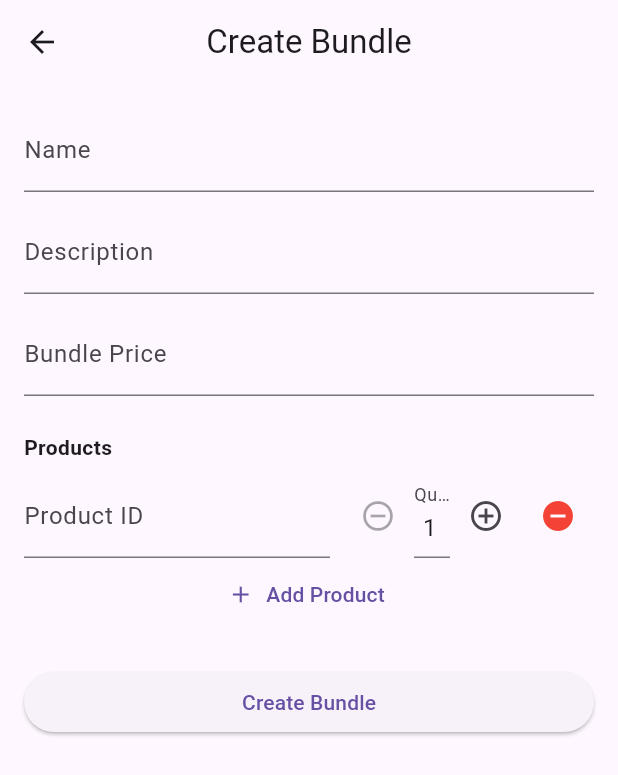
After one commit to si3aa/grad_project, a Flutter app: the BundleScreen screen opened by its route, after a tap on the "add" icon, on a phone screen of 412 x 824 dp. The commit adds this screen. Shown: the top 775 px of the screen. Run offline on Flutter 3.47's test engine with Material 3 defaults, Android fonts, the phone set to English and light mode, and no system bars; our stand-ins replace bloc, dio, equatable, flutter_bloc, flutter_screenutil, fluttertoast and 3 more; accounts and stored records are empty.

Commit message:
crreaet bundle success

```diff
--- a/lib/core/route_manger/route_generator.dart
+++ b/lib/core/route_manger/route_generator.dart
@@ -28,6 +28,7 @@ import 'package:flutter_bloc/flutter_bloc.dart';
 import 'package:Herfa/constants.dart';
 import 'package:Herfa/features/comments/viewmodels/comment_cubit.dart';
 import 'package:Herfa/features/comments/data/repository/comment_repository.dart';
+import 'package:Herfa/features/Bundle/views/bundle_screen.dart';
 
 class RouteGenerator {
   static Route<dynamic> getRoute(RouteSettings settings) {
@@ -166,6 +167,8 @@ class RouteGenerator {
           );
         }
         return _undefinedRoute();
+      case Routes.bundleRoute:
+        return MaterialPageRoute(builder: (_) => const BundleScreen());
       default:
         return _undefinedRoute();
     }
--- a/lib/core/route_manger/routes.dart
+++ b/lib/core/route_manger/routes.dart
@@ -22,4 +22,5 @@ class Routes {
   static const String eventProductsRoute = '/event-products';
   static const String changeRoleRoute = '/change-role';
   static const String settingsRoute = '/settings';
+  static const String bundleRoute = '/bundle';
 }
--- /dev/null
+++ b/lib/features/Bundle/views/bundle_screen.dart
@@ -0,0 +1,158 @@
+import 'package:Herfa/features/Bundle/viewmodels/bundle_viewmodel.dart';
+import 'package:flutter/material.dart';
+import 'package:provider/provider.dart';
+import 'package:Herfa/constants.dart';
+import 'package:Herfa/features/Bundle/views/create_bundle_screen.dart';
+
+class BundleScreen extends StatelessWidget {
+  const BundleScreen({Key? key}) : super(key: key);
+
+  @override
+  Widget build(BuildContext context) {
+    return ChangeNotifierProvider(
+      create: (_) => BundleViewModel(),
+      child: Consumer<BundleViewModel>(
+        builder: (context, viewModel, child) {
+          return Scaffold(
+            appBar: AppBar(
+              centerTitle: true,
+              title: Row(
+                mainAxisSize: MainAxisSize.min,
+                children: const [
+                  Icon(Icons.all_inbox, color: Colors.orange, size: 34),
+                  SizedBox(width: 12),
+                  Text(
+                    'Bundle',
+                    style: TextStyle(
+                      fontSize: 32,
+                      fontWeight: FontWeight.bold,
+                      color: Colors.black,
+                    ),
+                  ),
+                ],
+              ),
+              backgroundColor: Colors.white,
+              elevation: 1,
+            ),
+            body: Column(
+              mainAxisSize: MainAxisSize.max,
+              crossAxisAlignment: CrossAxisAlignment.stretch,
+              children: [
+                Padding(
+                  padding: const EdgeInsets.fromLTRB(16, 24, 16, 8),
+                  child: Row(
+                    children: [
+                      Expanded(
+                        child: Container(
+                          decoration: BoxDecoration(
+                            borderRadius: BorderRadius.circular(16),
+                            boxShadow: [
+                              BoxShadow(
+                                // ignore: deprecated_member_use
+                                color: Colors.black.withOpacity(0.07),
+                                blurRadius: 8,
+                                offset: Offset(0, 2),
+                              ),
+                            ],
+                          ),
+                          child: ElevatedButton(
+                            onPressed: () {
+                              // TODO: Show all bundles
+                            },
+                            style: ElevatedButton.styleFrom(
+                              backgroundColor: kPrimaryColor,
+                              foregroundColor: Colors.white,
+                              elevation: 0,
+                              padding: const EdgeInsets.symmetric(vertical: 18),
+                              shape: RoundedRectangleBorder(
+                                borderRadius: BorderRadius.circular(16),
+                              ),
+                            ),
+                            child: const Text('All Bundle',
+                                style: TextStyle(
+                                    fontSize: 16,
+                                    fontWeight: FontWeight.bold,
+                                    letterSpacing: 0.5)),
+                          ),
+                        ),
+                      ),
+                      const SizedBox(width: 12),
+                      Expanded(
+                        child: Container(
+                          decoration: BoxDecoration(
+                            borderRadius: BorderRadius.circular(16),
+                            boxShadow: [
+                              BoxShadow(
+                                // ignore: deprecated_member_use
+                                color: Colors.black.withOpacity(0.04),
+                                blurRadius: 6,
+                                offset: Offset(0, 2),
+                              ),
+                            ],
+                          ),
+                          child: ElevatedButton(
+                            onPressed: () {
+                              // TODO: Show my bundles
+                            },
+                            style: ElevatedButton.styleFrom(
+                              backgroundColor: const Color(0xFFF5F5F5),
+                              foregroundColor: kPrimaryColor,
+                              elevation: 0,
+                              padding: const EdgeInsets.symmetric(vertical: 18),
+                              shape: RoundedRectangleBorder(
+                                borderRadius: BorderRadius.circular(16),
+                              ),
+                            ),
+                            child: const Text('My Bundles',
+                                style: TextStyle(
+                                    fontSize: 16,
+                                    fontWeight: FontWeight.bold,
+                                    letterSpacing: 0.5)),
+                          ),
+                        ),
+                      ),
+                    ],
+                  ),
+                ),
+                Expanded(
+                  child: Center(
+                    child: Padding(
+                      padding: const EdgeInsets.symmetric(horizontal: 24.0),
+                      child: Column(
+                        mainAxisAlignment: MainAxisAlignment.center,
+                        children: const [
+                          Icon(Icons.inbox, size: 64, color: Colors.grey),
+                          SizedBox(height: 24),
+                          Text(
+                            'No bundle yet',
+                            style: TextStyle(fontSize: 20, color: Colors.grey),
+                          ),
+                        ],
+                      ),
+                    ),
+                  ),
+                ),
+              ],
+            ),
+            floatingActionButton: FloatingActionButton(
+              onPressed: () {
+                Navigator.push(
+                  context,
+                  MaterialPageRoute(
+                    builder: (context) => const CreateBundleScreen(),
+                  ),
+                );
+              },
+              backgroundColor: kPrimaryColor,
+              child: const Icon(Icons.add, color: Colors.white, size: 32),
+              elevation: 2,
+              shape: RoundedRectangleBorder(
+                borderRadius: BorderRadius.circular(16),
+              ),
+            ),
+          );
+        },
+      ),
+    );
+  }
+}
--- /dev/null
+++ b/lib/features/Bundle/views/create_bundle_screen.dart
@@ -0,0 +1,212 @@
+import 'package:Herfa/features/auth/data/data_source/local/auth_shared_pref_local_data_source.dart';
+import 'package:Herfa/features/user/viewmodel/user_viewmodel.dart';
+import 'package:flutter/material.dart';
+import 'package:provider/provider.dart';
+import '../product_selection_dialog.dart';
+import 'dart:convert';
+import 'package:http/http.dart' as http;
+
+
+class CreateBundleScreen extends StatefulWidget {
+  const CreateBundleScreen({Key? key}) : super(key: key);
+
+  @override
+  State<CreateBundleScreen> createState() => _CreateBundleScreenState();
+}
+
+class _CreateBundleScreenState extends State<CreateBundleScreen> {
+  final _formKey = GlobalKey<FormState>();
+  final TextEditingController _nameController = TextEditingController();
+  final TextEditingController _descriptionController = TextEditingController();
+  final TextEditingController _priceController = TextEditingController();
+  List<Map<String, dynamic>> _products = [
+    {'productId': '', 'quantity': ''},
+  ];
+
+  String? _token;
+  final AuthSharedPrefLocalDataSource _authDataSource = AuthSharedPrefLocalDataSource();
+
+  @override
+  void dispose() {
+    _nameController.dispose();
+    _descriptionController.dispose();
+    _priceController.dispose();
+    super.dispose();
+  }
+
+  void _addProduct() {
+    setState(() {
+      _products.add({'productId': '', 'quantity': ''});
+    });
+  }
+
+  void _removeProduct(int index) {
+    setState(() {
+      _products.removeAt(index);
+    });
+  }
+
+  int getMerchantId() {
+    final userViewModel = Provider.of<UserViewModel>(context, listen: false);
+    return userViewModel.userId ?? 0;
+  }
+
+  Future<String> getToken() async {
+    if (_token != null) return _token!;
+    final token = await _authDataSource.getToken();
+    _token = token ?? '';
+    return _token!;
+  }
+
+  Future<void> _selectProduct(int idx) async {
+    final merchantId = getMerchantId();
+    final token = await getToken();
+    final selectedId = await showProductSelectionDialog(context, merchantId, token: token);
+    if (selectedId != null) {
+      setState(() {
+        _products[idx]['productId'] = selectedId.toString();
+      });
+    }
+  }
+
+  @override
+  Widget build(BuildContext context) {
+    return Scaffold(
+      appBar: AppBar(
+        title: const Text('Create Bundle'),
+        centerTitle: true,
+      ),
+      body: Padding(
+        padding: const EdgeInsets.all(16.0),
+        child: Form(
+          key: _formKey,
+          child: ListView(
+            children: [
+              TextFormField(
+                controller: _nameController,
+                decoration: const InputDecoration(labelText: 'Name'),
+                validator: (value) => value == null || value.isEmpty ? 'Enter name' : null,
+              ),
+              const SizedBox(height: 12),
+              TextFormField(
+                controller: _descriptionController,
+                decoration: const InputDecoration(labelText: 'Description'),
+                validator: (value) => value == null || value.isEmpty ? 'Enter description' : null,
+              ),
+              const SizedBox(height: 12),
+              TextFormField(
+                controller: _priceController,
+                decoration: const InputDecoration(labelText: 'Bundle Price'),
+                keyboardType: TextInputType.number,
+                validator: (value) => value == null || value.isEmpty ? 'Enter price' : null,
+              ),
+              const SizedBox(height: 24),
+              const Text('Products', style: TextStyle(fontWeight: FontWeight.bold)),
+              const SizedBox(height: 8),
+              ..._products.asMap().entries.map((entry) {
+                int idx = entry.key;
+                final quantity = int.tryParse(_products[idx]['quantity'] ?? '1') ?? 1;
+                return Row(
+                  children: [
+                    Expanded(
+                      child: GestureDetector(
+                        onTap: () => _selectProduct(idx),
+                        child: AbsorbPointer(
+                          child: TextFormField(
+                            decoration: const InputDecoration(labelText: 'Product ID'),
+                            controller: TextEditingController(text: _products[idx]['productId']),
+                            validator: (val) => val == null || val.isEmpty ? 'Enter product ID' : null,
+                          ),
+                        ),
+                      ),
+                    ),
+                    const SizedBox(width: 8),
+                    Container(
+                      width: 120,
+                      child: Row(
+                        children: [
+                          IconButton(
+                            icon: const Icon(Icons.remove_circle_outline),
+                            onPressed: quantity > 1
+                                ? () {
+                                    setState(() {
+                                      _products[idx]['quantity'] = (quantity - 1).toString();
+                                    });
+                                  }
+                                : null,
+                          ),
+                          Expanded(
+                            child: TextFormField(
+                              decoration: const InputDecoration(labelText: 'Quantity'),
+                              keyboardType: TextInputType.number,
+                              textAlign: TextAlign.center,
+                              controller: TextEditingController(text: quantity.toString()),
+                              onChanged: (val) => _products[idx]['quantity'] = val,
+                              validator: (val) => val == null || val.isEmpty ? 'Enter quantity' : null,
+                            ),
+                          ),
+                          IconButton(
+                            icon: const Icon(Icons.add_circle_outline),
+                            onPressed: () {
+                              setState(() {
+                                _products[idx]['quantity'] = (quantity + 1).toString();
+                              });
+                            },
+                          ),
+                        ],
+                      ),
+                    ),
+                    IconButton(
+                      icon: const Icon(Icons.remove_circle, color: Colors.red),
+                      onPressed: _products.length > 1 ? () => _removeProduct(idx) : null,
+                    ),
+                  ],
+                );
+              }).toList(),
+              TextButton.icon(
+                onPressed: _addProduct,
+                icon: const Icon(Icons.add),
+                label: const Text('Add Product'),
+              ),
+              const SizedBox(height: 24),
+              ElevatedButton(
+                onPressed: () async {
+                  if (_formKey.currentState!.validate()) {
+                    final merchantId = getMerchantId();
+                    final token = await getToken();
+                    final bundleData = {
+                      'name': _nameController.text,
+                      'description': _descriptionController.text,
+                      'bundlePrice': double.tryParse(_priceController.text) ?? 0,
+                      'merchantId': merchantId,
+                      'products': _products
+                          .where((p) => p['productId'] != null && p['productId'].toString().isNotEmpty)
+                          .map((p) => {
+                                'productId': int.tryParse(p['productId'] ?? '0') ?? 0,
+                                'quantity': int.tryParse(p['quantity'] ?? '1') ?? 1,
+                              })
+                          .toList(),
+                    };
+                    print('Request: POST https://zygotic-marys-herfa-c2dd67a8.koyeb.app/bundles');
+                    print('Body: ' + jsonEncode(bundleData));
+                    final response = await http.post(
+                      Uri.parse('https://zygotic-marys-herfa-c2dd67a8.koyeb.app/bundles'),
+                      headers: {
+                        'Content-Type': 'application/json',
+                        'Authorization': 'Bearer $token',
+                      },
+                      body: jsonEncode(bundleData),
+                    );
+                    print('Response: ${response.statusCode} ${response.body}');
+                    // Optionally show a snackbar or dialog on success/failure
+                  }
+                },
+                child: const Text('Create Bundle'),
+              ),
+            ],
+          ),
+        ),
+      ),
+    );
+  }
+}
```
Also changed, not shown: lib/features/Bundle/product_selection_dialog.dart (added, +122 -0 lines), lib/features/Bundle/viewmodels/bundle_viewmodel.dart (added, +29 -0 lines), lib/features/Bundle/viewmodels/cubit/bundle_cubit.dart (added, +39 -0 lines), lib/features/Bundle/viewmodels/cubit/product_cubit.dart (added, +29 -0 lines), lib/features/Bundle/viewmodels/product_state.dart (added, +21 -0 lines), lib/ui/screens/home/views/posts_tab.dart (+22 -0 lines), lib/ui/widgets/home/build_cate_button.dart (+12 -4 lines), lib/ui/widgets/home/nav_and_categ.dart (+6 -1 lines), 2 other files.
